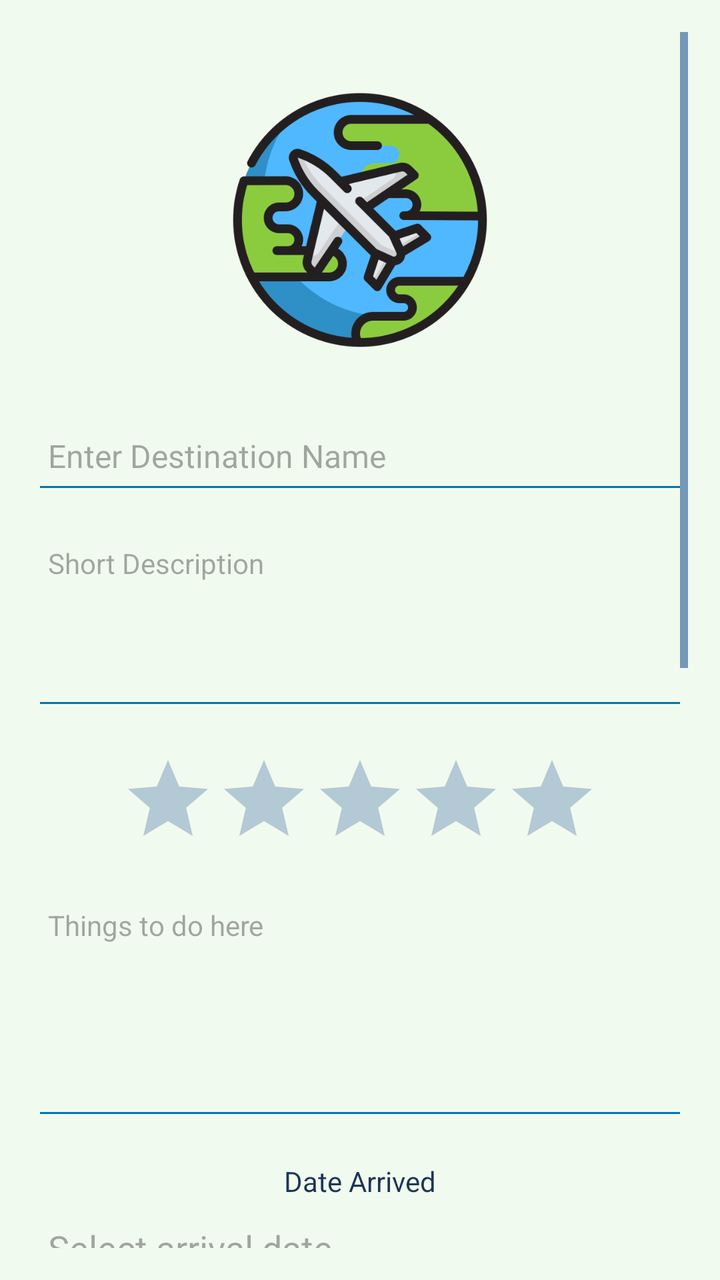
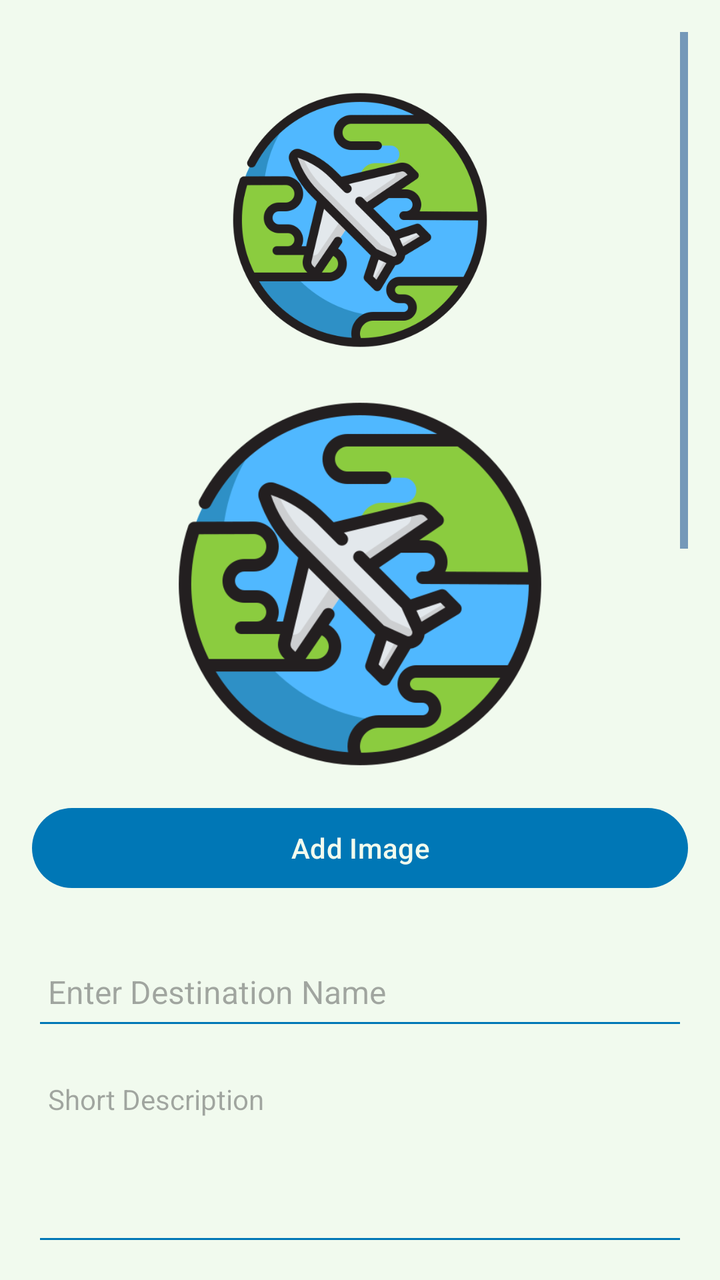

Compare the two renders of this Android layout. The source of the first and the diff that turns it into the second are given below.
<!-- AndroidManifest.xml: application theme Theme.WebAppProject -->
<!-- res/layout/activity_travel.xml -->
<?xml version="1.0" encoding="utf-8"?>
<androidx.constraintlayout.widget.ConstraintLayout
    xmlns:android="http://schemas.android.com/apk/res/android"
    xmlns:app="http://schemas.android.com/apk/res-auto"
    xmlns:tools="http://schemas.android.com/tools"
    android:id="@+id/addDestinationLayout"
    android:layout_width="match_parent"
    android:layout_height="match_parent"
    android:background="@color/backgroundColor"
    android:padding="16dp"
    tools:context=".TravelActivity">


    <ScrollView
        android:layout_width="0dp"
        android:layout_height="0dp"
        app:layout_constraintTop_toTopOf="parent"
        app:layout_constraintBottom_toBottomOf="parent"
        app:layout_constraintStart_toStartOf="parent"
        app:layout_constraintEnd_toEndOf="parent">


        <LinearLayout
            android:layout_width="match_parent"
            android:layout_height="wrap_content"
            android:orientation="vertical"
            android:gravity="center_horizontal">


            <ImageView
                android:id="@+id/destinationImage"
                android:layout_width="140dp"
                android:layout_height="140dp"
                android:layout_marginTop="24dp"
                android:scaleType="fitCenter"
                android:src="@drawable/world_icon"
                android:contentDescription="Destination Image" />


            <EditText
                android:id="@+id/destinationName"
                android:layout_width="match_parent"
                android:layout_height="48dp"
                android:layout_marginTop="24dp"
                android:hint="Enter Destination Name"
                android:padding="8dp"
                android:textColor="@color/textPrimary"
                android:textSize="16sp"
                android:backgroundTint="@color/colorPrimary"
                android:maxLines="1"
                android:inputType="text" />


            <EditText
                android:id="@+id/destinationDescription"
                android:layout_width="match_parent"
                android:layout_height="96dp"
                android:layout_marginTop="12dp"
                android:hint="Short Description"
                android:padding="8dp"
                android:textColor="@color/textPrimary"
                android:textSize="14sp"
                android:backgroundTint="@color/colorPrimary"
                android:gravity="top"
                android:inputType="textMultiLine"
                android:scrollbars="vertical" />


            
            <RatingBar
                android:id="@+id/destinationRating"
                android:layout_width="wrap_content"
                android:layout_height="wrap_content"
                android:layout_marginTop="16dp"
                android:numStars="5"
                android:stepSize="1"
                android:rating="0"
                android:isIndicator="false" />


            <EditText
                android:id="@+id/destinationActivities"
                android:layout_width="match_parent"
                android:layout_height="120dp"
                android:layout_marginTop="12dp"
                android:hint="Things to do here"
                android:padding="8dp"
                android:textColor="@color/textPrimary"
                android:textSize="14sp"
                android:backgroundTint="@color/colorPrimary"
                android:gravity="top"
                android:inputType="textMultiLine"
                android:scrollbars="vertical" />


            <TextView
                android:layout_width="wrap_content"
                android:layout_height="wrap_content"
                android:text="Date Arrived"
                android:textColor="@color/textPrimary"
                android:layout_marginTop="16dp" />


            <EditText
                android:id="@+id/dateArrived"
                android:layout_width="match_parent"
                android:layout_height="48dp"
                android:hint="Select arrival date"
                android:focusable="false"
                android:clickable="true"
                android:padding="8dp"
                android:textColor="@color/textPrimary"
                android:backgroundTint="@color/colorPrimary" />


            <TextView
                android:layout_width="wrap_content"
                android:layout_height="wrap_content"
                android:text="Date Left"
                android:textColor="@color/textPrimary"
                android:layout_marginTop="12dp" />


            <EditText
                android:id="@+id/dateLeft"
                android:layout_width="match_parent"
                android:layout_height="48dp"
                android:hint="Select departure date"
                android:focusable="false"
                android:clickable="true"
                android:padding="8dp"
                android:textColor="@color/textPrimary"
                android:backgroundTint="@color/colorPrimary" />



            <Button
                android:id="@+id/btnAddDestination"
                android:layout_width="match_parent"
                android:layout_height="wrap_content"
                android:layout_marginTop="24dp"
                android:text="Add Destination"
                android:backgroundTint="@color/colorAccent"
                android:textColor="@color/colorPrimary"
                android:textSize="18sp"
                android:stateListAnimator="@null" />

            <Button
                android:id="@+id/btnViewDestinations"
                android:layout_width="match_parent"
                android:layout_height="wrap_content"
                android:layout_marginTop="12dp"
                android:text="View Saved Destinations"
                android:backgroundTint="@color/colorPrimary"
                android:textColor="@android:color/white" />

            <androidx.recyclerview.widget.RecyclerView
            android:id="@+id/destinationList"
            android:layout_width="match_parent"
            android:layout_height="300dp"
            android:layout_marginTop="20dp"/>

        </LinearLayout>
    </ScrollView>

</androidx.constraintlayout.widget.ConstraintLayout>
<!-- resources referenced by this layout -->
<resources>
  <color name="backgroundColor">#F1FAEE</color>
  <color name="colorAccent">#FFB703</color>
  <color name="colorPrimary">#0077B6</color>
  <color name="textPrimary">#1D3557</color>
  <!-- drawable world_icon: png bitmap (drawable, 49991 bytes) -->
  <style name="Theme.WebAppProject" parent="Base.Theme.WebAppProject" />
  <style name="Base.Theme.WebAppProject" parent="Theme.Material3.DayNight.NoActionBar">
  
          <item name="colorPrimary">@color/colorPrimary</item>
          <item name="colorPrimaryContainer">@color/colorPrimaryDark</item>
          <item name="colorOnPrimary">@color/backgroundColor</item>
  
          <item name="colorSecondary">@color/colorAccent</item>
          <item name="colorSecondaryContainer">@color/colorAccent</item>
          <item name="colorOnSecondary">@color/textPrimary</item>
  
          <item name="android:windowBackground">@color/backgroundColor</item>
          <item name="colorSurface">@color/backgroundColor</item>
          <item name="colorOnSurface">@color/textPrimary</item>
  
          <item name="android:textColorPrimary">@color/textPrimary</item>
          <item name="android:textColorSecondary">@color/colorPrimaryDark</item>
      </style>
  <color name="colorPrimaryDark">#023E8A</color>
</resources>

<!-- the commit's change to res/layout/activity_travel.xml (unified diff, before → after) -->
@@ -36,7 +36,23 @@
                 android:src="@drawable/world_icon"
                 android:contentDescription="Destination Image" />
 
+            <ImageView
+                android:id="@+id/destinationPhoto"
+                android:layout_width="200dp"
+                android:layout_height="200dp"
+                android:layout_marginTop="12dp"
+                android:scaleType="centerCrop"
+                android:src="@drawable/world_icon"
+                android:contentDescription="Description Photo"/>
 
+            <Button
+                android:id="@+id/btnAddImage"
+                android:layout_width="match_parent"
+                android:layout_height="wrap_content"
+                android:text="Add Image"
+                android:layout_marginTop="8dp"/>
+
+            
             <EditText
                 android:id="@+id/destinationName"
                 android:layout_width="match_parent"
